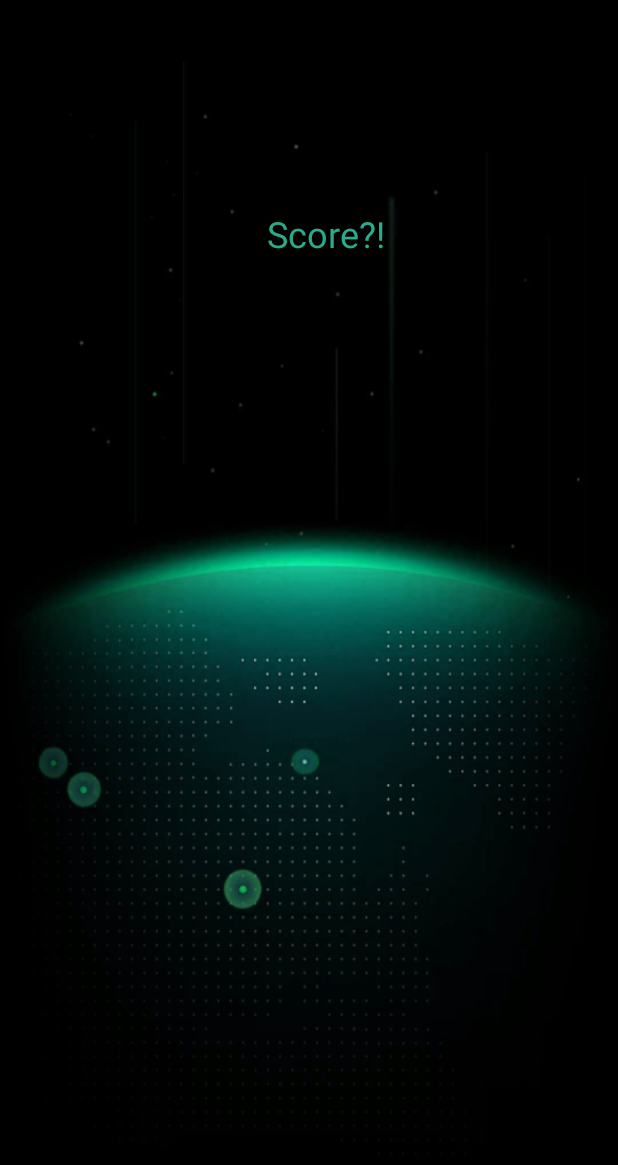
After one commit to bidoofgoo/Tables, an Android app: the layout activity_results.xml on its own in the app's theme, with its tools: preview values and no code run, on a phone screen of 412 x 824 dp. The commit adds this screen. Shown: the top 1165 px of the screen. Run offline under Robolectric (Android 15) with nearby library versions, the phone set to English and light mode, and no system bars.

Commit message:
Score scherm en wat kleine aanpassingen
score!?!?!?!?!

```diff
--- /dev/null
+++ b/app/src/main/java/nl/bidoofgoo/apps/tables/printResults.java
@@ -0,0 +1,7 @@
+package nl.bidoofgoo.apps.tables;
+
+public class printResults {
+
+
+
+}
--- /dev/null
+++ b/app/src/main/res/layout/activity_results.xml
@@ -0,0 +1,28 @@
+<?xml version="1.0" encoding="utf-8"?>
+<android.support.constraint.ConstraintLayout
+    xmlns:android="http://schemas.android.com/apk/res/android"
+    xmlns:app="http://schemas.android.com/apk/res-auto"
+    xmlns:tools="http://schemas.android.com/tools"
+    android:layout_width="match_parent"
+    android:layout_height="match_parent"
+    android:background="@mipmap/background">
+
+    <TextView
+        android:id="@+id/textView3"
+        android:layout_width="100dp"
+        android:layout_height="30dp"
+        android:layout_marginBottom="393dp"
+        android:layout_marginEnd="145dp"
+        android:layout_marginStart="144dp"
+        android:layout_marginTop="99dp"
+        android:text="@string/resultTitle"
+        android:textAlignment="center"
+        android:textColor="@color/colorPrimary"
+        android:textSize="24sp"
+        app:layout_constraintBottom_toBottomOf="parent"
+        app:layout_constraintEnd_toEndOf="parent"
+        app:layout_constraintHorizontal_bias="1.0"
+        app:layout_constraintStart_toStartOf="parent"
+        app:layout_constraintTop_toTopOf="parent"
+        app:layout_constraintVertical_bias="0.133" />
+</android.support.constraint.ConstraintLayout>
--- a/app/src/main/res/values/strings.xml
+++ b/app/src/main/res/values/strings.xml
@@ -5,4 +5,5 @@
     <string name="challenge">Uitdaging</string>
     <string name="oefenen">Oefenen</string>
     <string name="eindeloos">Eindeloos</string>
+    <string name="resultTitle">Score?!</string>
 </resources>
```
